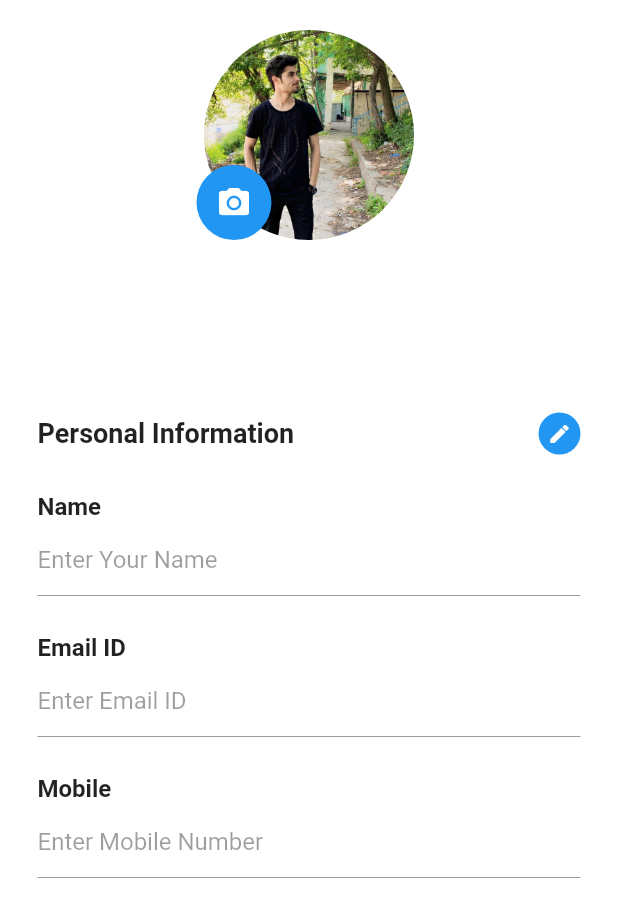
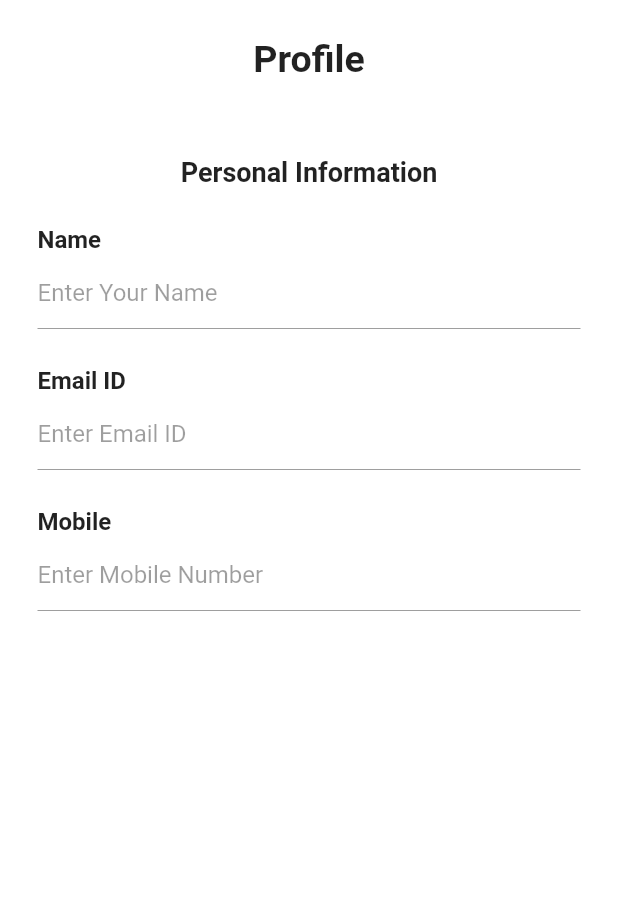
Before and after one commit to sallukhan96/spinalcord, a Flutter app: the Profile screen opened directly, on a phone screen of 412 x 824 dp. Shown: the top 917 px of the screen. Run offline on Flutter 3.47's test engine with Material 2 defaults, Android fonts, the light colour scheme and no system bars; our stand-ins replace cloud_firestore, curved_navigation_bar, firebase_core, shared_preferences; accounts and stored records are empty.

Commit message:
signup and profile changes

```diff
--- a/lib/Profile.dart
+++ b/lib/Profile.dart
@@ -20,14 +20,11 @@ class MapScreenState extends State<Profile>
   void initState() {
     // TODO: implement initState
     super.initState();
- AuthController.getLocal().then((value) {
-   _cEmail?.text=value.email??' ';
-   _cPhone?.text=value.phone??' ';
-   _cName?.text=value.name??' ';
-
- }
- );
-
+    AuthController.getLocal().then((value) {
+      _cEmail?.text = value.email ?? ' ';
+      _cPhone?.text = value.phone ?? ' ';
+      _cName?.text = value.name ?? ' ';
+    });
   }
 
   @override
@@ -43,52 +40,6 @@ class MapScreenState extends State<Profile>
           Column(
             children: <Widget>[
               Container(
-                height: 250.0,
-                color: Colors.white,
-                child: Column(
-                  children: <Widget>[
-                    Padding(
-                      padding: const EdgeInsets.only(top: 20.0),
-                      child: Stack(fit: StackFit.loose, children: <Widget>[
-                        Row(
-                          crossAxisAlignment: CrossAxisAlignment.center,
-                          mainAxisAlignment: MainAxisAlignment.center,
-                          children: <Widget>[
-                            Container(
-                                width: 140.0,
-                                height: 140.0,
-                                decoration: const BoxDecoration(
-                                  shape: BoxShape.circle,
-                                  image: DecorationImage(
-                                    image:
-                                        ExactAssetImage('assets/profile.jpg'),
-                                    fit: BoxFit.cover,
-                                  ),
-                                )),
-                          ],
-                        ),
-                        Padding(
-                            padding:
-                                const EdgeInsets.only(top: 90.0, right: 100.0),
-                            child: Row(
-                              mainAxisAlignment: MainAxisAlignment.center,
-                              children: const <Widget>[
-                                CircleAvatar(
-                                  backgroundColor: Colors.blue,
-                                  radius: 25.0,
-                                  child: Icon(
-                                    Icons.camera_alt,
-                                    color: Colors.white,
-                                  ),
-                                )
-                              ],
-                            )),
-                      ]),
-                    )
-                  ],
-                ),
-              ),
-              Container(
                 color: Color(0xffFFFFFF),
                 child: Padding(
                   padding: EdgeInsets.only(bottom: 25.0),
@@ -100,13 +51,20 @@ class MapScreenState extends State<Profile>
                           padding: EdgeInsets.only(
                               left: 25.0, right: 25.0, top: 25.0),
                           child: Row(
-                            mainAxisAlignment: MainAxisAlignment.spaceBetween,
+                            mainAxisAlignment: MainAxisAlignment.center,
                             mainAxisSize: MainAxisSize.max,
                             children: <Widget>[
                               Column(
-                                mainAxisAlignment: MainAxisAlignment.start,
+                                mainAxisAlignment: MainAxisAlignment.center,
                                 mainAxisSize: MainAxisSize.min,
                                 children: <Widget>[
+                                  Text(
+                                    'Profile',
+                                    style: const TextStyle(
+                                        fontSize: 25,
+                                        fontWeight: FontWeight.bold),
+                                  ),
+                                  SizedBox(height: 50),
                                   Text(
                                     'Personal Information',
                                     style: const TextStyle(
@@ -119,7 +77,7 @@ class MapScreenState extends State<Profile>
                                 mainAxisAlignment: MainAxisAlignment.end,
                                 mainAxisSize: MainAxisSize.min,
                                 children: <Widget>[
-                                  _status ? _getEditIcon() : Container(),
+                                  Container(),
                                 ],
                               )
                             ],
@@ -306,22 +264,22 @@ class MapScreenState extends State<Profile>
     );
   }
 
-  Widget _getEditIcon() {
-    return GestureDetector(
-      child: CircleAvatar(
-        backgroundColor: Colors.blue,
-        radius: 14.0,
-        child: Icon(
-          Icons.edit,
-          color: Colors.white,
-          size: 16.0,
-        ),
-      ),
-      onTap: () {
-        setState(() {
-          _status = false;
-        });
-      },
-    );
-  }
+  // Widget _getEditIcon() {
+  //   return GestureDetector(
+  //     child: CircleAvatar(
+  //       backgroundColor: Colors.blue,
+  //       radius: 14.0,
+  //       child: Icon(
+  //         Icons.edit,
+  //         color: Colors.white,
+  //         size: 16.0,
+  //       ),
+  //     ),
+  //     onTap: () {
+  //       setState(() {
+  //         _status = false;
+  //       });
+  //     },
+  //   );
+  // }
 }
--- a/lib/SignUp.dart
+++ b/lib/SignUp.dart
@@ -22,7 +22,10 @@ class SignUp extends StatelessWidget {
         backgroundColor: Colors.white,
         leading: IconButton(
             onPressed: () {
-              Navigator.pop(context);
+              Navigator.pushReplacement(
+                context,
+                MaterialPageRoute(builder: (context) => LoginScreen()),
+              );
             },
             icon: const Icon(
               Icons.arrow_back_ios,
@@ -55,6 +58,7 @@ class SignUp extends StatelessWidget {
                     ),
                   ),
                 ),
+                SizedBox(height: 20),
                 Padding(
                   padding: const EdgeInsets.symmetric(horizontal: 40),
                   child: TextFormField(
@@ -124,7 +128,9 @@ class SignUp extends StatelessWidget {
                   height: 45.0,
                   child: RaisedButton(
                     onPressed: () {
-                      if (formkey.currentState!.validate()) {
+                      if (formkey.currentState!.validate())
+                        submitMessage(context);
+                      {
                         formkey.currentState!.save();
                         AuthController.signUp(context,
                             data: UserModel(
@@ -165,7 +171,8 @@ class SignUp extends StatelessWidget {
                 ),
                 InkWell(
                   onTap: () {
-                    Navigator.pushReplacement(context, MaterialPageRoute(builder: (context)=>LoginScreen()));
+                    Navigator.pushReplacement(context,
+                        MaterialPageRoute(builder: (context) => LoginScreen()));
                   },
                   child: Row(
                     mainAxisAlignment: MainAxisAlignment.center,
@@ -186,5 +193,17 @@ class SignUp extends StatelessWidget {
       ),
     );
   }
+}
 
+void submitMessage(BuildContext context) {
+  var alert = const AlertDialog(
+    backgroundColor: Colors.white,
+    title: Text(
+      "SignUp Successfull",
+      style: TextStyle(color: Colors.black),
+    ),
+    content: Text("Your account is now ready Go to log in page"),
+  );
+
+  showDialog(context: context, builder: (BuildContext context) => alert);
 }
```
